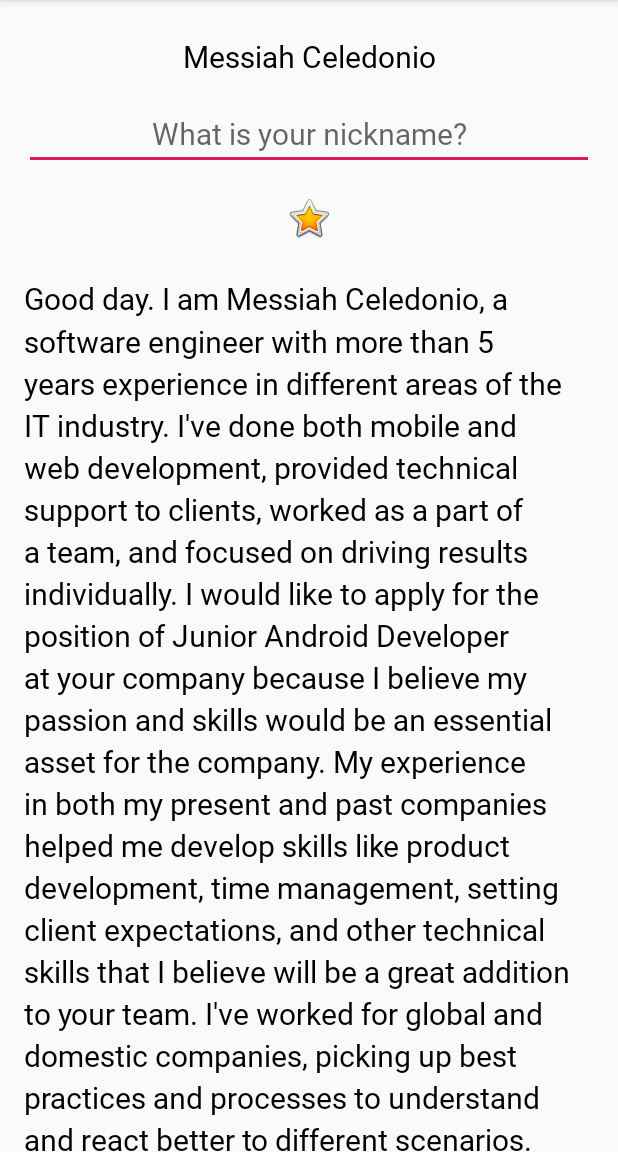
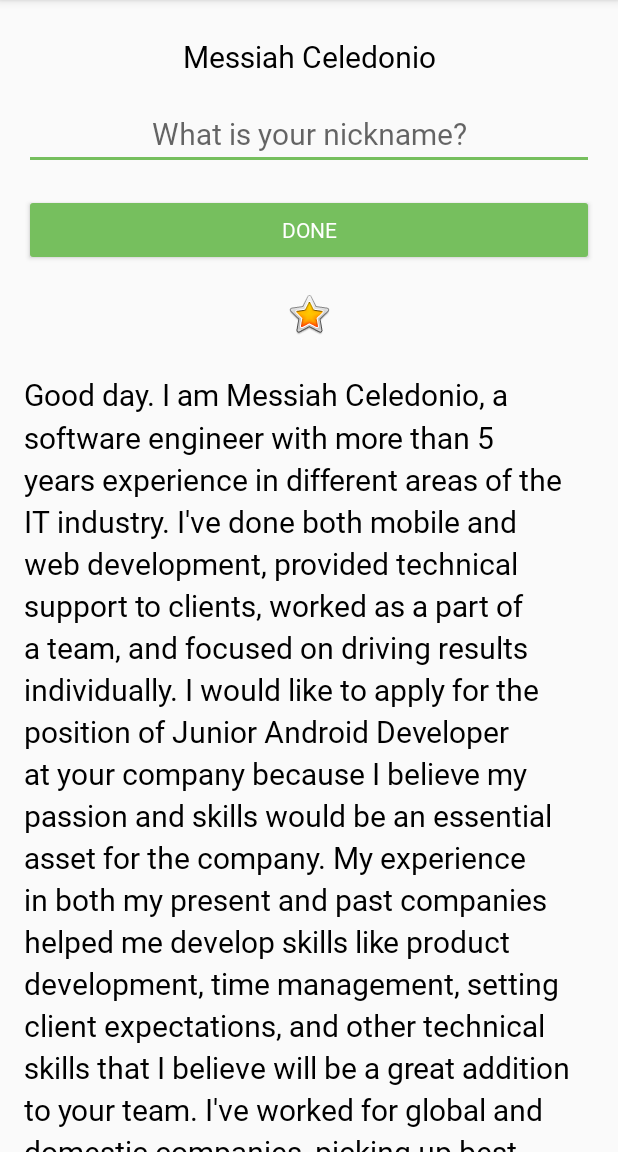
Before and after one commit to mlceledonio/Udacity-AboutMe, an Android app: the screen it shows after launch (MainActivity), on a phone screen of 412 x 824 dp, the part 84-1236 px from its top. Run offline under Robolectric (Android 15) with nearby library versions, the phone set to English and light mode, and no system bars.

Commit message:
Added done button and text view

```diff
--- a/app/src/main/res/layout/activity_main.xml
+++ b/app/src/main/res/layout/activity_main.xml
@@ -19,6 +19,19 @@
             android:ems="10"
             android:id="@+id/nickname_edit" style="@style/NameStyle" android:textAlignment="center"
             android:hint="@string/what_is_your_nickname"/>
+    <Button
+            android:text="@string/done"
+            style="@style/Widget.AppCompat.Button.Colored"
+            android:layout_width="match_parent"
+            android:layout_height="wrap_content"
+            android:layout_gravity="center_horizontal"
+            android:layout_marginTop="@dimen/layout_margin"
+            android:fontFamily="@font/roboto"
+            android:id="@+id/done_button"/>
+    <TextView
+            android:layout_width="match_parent"
+            android:layout_height="wrap_content" android:id="@+id/nickname_text" style="@style/NameStyle"
+            android:textAlignment="center" android:visibility="gone"/>
     <ImageView
             android:layout_width="match_parent"
             android:layout_height="wrap_content"
--- a/app/src/main/res/values/colors.xml
+++ b/app/src/main/res/values/colors.xml
@@ -2,5 +2,5 @@
 <resources>
     <color name="colorPrimary">#008577</color>
     <color name="colorPrimaryDark">#00574B</color>
-    <color name="colorAccent">#D81B60</color>
+    <color name="colorAccent">#76BF5E</color>
 </resources>
--- a/app/src/main/res/values/strings.xml
+++ b/app/src/main/res/values/strings.xml
@@ -12,4 +12,5 @@
 
         My CV explains in more detail the work experience and programming languages I learned over the years. I hope I\'ll be given a chance to prove I have what it takes to be a valuable employee at your company. Looking forward to hearing from you soon.</string>
     <string name="what_is_your_nickname">What is your nickname?</string>
+    <string name="done">Done</string>
 </resources>
```
